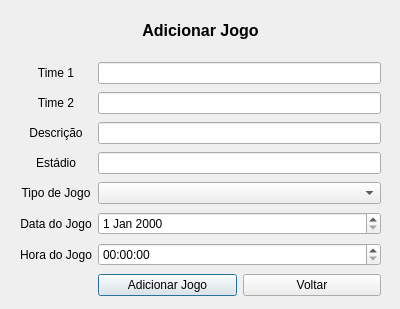
The window that MatchManagerSystem/addgame.ui (luisfcardoso/matchmanagersystem) describes before a commit, drawn with Qt 5.
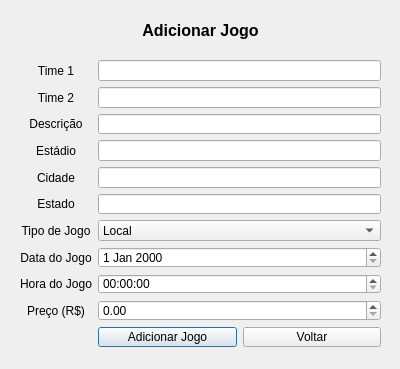
The same window after the commit.

Diff of the .ui file:
```diff
--- a/MatchManagerSystem/addgame.ui
+++ b/MatchManagerSystem/addgame.ui
@@ -7,7 +7,7 @@
     <x>0</x>
     <y>0</y>
     <width>400</width>
-    <height>309</height>
+    <height>369</height>
    </rect>
   </property>
   <property name="windowTitle">
@@ -42,52 +42,78 @@
      <x>20</x>
      <y>60</y>
      <width>361</width>
-     <height>244</height>
+     <height>287</height>
     </rect>
    </property>
    <layout class="QGridLayout" name="gridLayout">
-    <item row="1" column="0">
-     <widget class="QLabel" name="lb_team_2">
-      <property name="text">
-       <string>Time 2</string>
-      </property>
-      <property name="alignment">
-       <set>Qt::AlignCenter</set>
-      </property>
+    <item row="6" column="2">
+     <widget class="QComboBox" name="cb_type">
+      <item>
+       <property name="text">
+        <string>Local</string>
+       </property>
+      </item>
+      <item>
+       <property name="text">
+        <string>Estadual</string>
+       </property>
+      </item>
+      <item>
+       <property name="text">
+        <string>Nacional</string>
+       </property>
+      </item>
+      <item>
+       <property name="text">
+        <string>Internacional</string>
+       </property>
+      </item>
      </widget>
     </item>
-    <item row="1" column="1">
-     <widget class="QLineEdit" name="line_team2"/>
+    <item row="10" column="2">
+     <layout class="QHBoxLayout" name="horizontalLayout_2">
+      <item>
+       <widget class="QPushButton" name="btn_add_game">
+        <property name="text">
+         <string>Adicionar Jogo</string>
+        </property>
+       </widget>
+      </item>
+      <item>
+       <widget class="QPushButton" name="btn_return">
+        <property name="text">
+         <string>Voltar</string>
+        </property>
+       </widget>
+      </item>
+     </layout>
     </item>
-    <item row="0" column="0">
-     <widget class="QLabel" name="lb_team_1">
+    <item row="2" column="2">
+     <widget class="QLineEdit" name="line_description"/>
+    </item>
+    <item row="8" column="2">
+     <widget class="QTimeEdit" name="time_hour"/>
+    </item>
+    <item row="7" column="0">
+     <widget class="QLabel" name="lb_date">
       <property name="text">
-       <string>Time 1</string>
+       <string>Data do Jogo</string>
       </property>
       <property name="alignment">
        <set>Qt::AlignCenter</set>
       </property>
      </widget>
     </item>
-    <item row="0" column="1">
-     <widget class="QLineEdit" name="line_team1"/>
-    </item>
-    <item row="6" column="0">
-     <widget class="QLabel" name="lb_hour">
+    <item row="4" column="0">
+     <widget class="QLabel" name="lb_cidade">
       <property name="text">
-       <string>Hora do Jogo</string>
+       <string>Cidade</string>
       </property>
       <property name="alignment">
        <set>Qt::AlignCenter</set>
       </property>
      </widget>
     </item>
-    <item row="4" column="1">
-     <widget class="QComboBox" name="cb_type"/>
-    </item>
-    <item row="3" column="1">
-     <widget class="QLineEdit" name="line_stadium"/>
-    </item>
     <item row="2" column="0">
      <widget class="QLabel" name="lb_description">
       <property name="text">
@@ -98,15 +124,8 @@
       </property>
      </widget>
     </item>
-    <item row="5" column="0">
-     <widget class="QLabel" name="lb_date">
-      <property name="text">
-       <string>Data do Jogo</string>
-      </property>
-      <property name="alignment">
-       <set>Qt::AlignCenter</set>
-      </property>
-     </widget>
+    <item row="3" column="2">
+     <widget class="QLineEdit" name="line_stadium"/>
     </item>
     <item row="3" column="0">
      <widget class="QLabel" name="lb_stadium">
@@ -118,10 +137,42 @@
       </property>
      </widget>
     </item>
-    <item row="2" column="1">
-     <widget class="QLineEdit" name="line_description"/>
+    <item row="0" column="0">
+     <widget class="QLabel" name="lb_team_1">
+      <property name="text">
+       <string>Time 1</string>
+      </property>
+      <property name="alignment">
+       <set>Qt::AlignCenter</set>
+      </property>
+     </widget>
     </item>
-    <item row="4" column="0">
+    <item row="5" column="0">
+     <widget class="QLabel" name="lb_estado">
+      <property name="text">
+       <string>Estado</string>
+      </property>
+      <property name="alignment">
+       <set>Qt::AlignCenter</set>
+      </property>
+     </widget>
+    </item>
+    <item row="5" column="2">
+     <widget class="QLineEdit" name="line_state"/>
+    </item>
+    <item row="7" column="2">
+     <widget class="QDateEdit" name="date_game"/>
+    </item>
+    <item row="1" column="2">
+     <widget class="QLineEdit" name="line_team2"/>
+    </item>
+    <item row="4" column="2">
+     <widget class="QLineEdit" name="line_city"/>
+    </item>
+    <item row="0" column="2">
+     <widget class="QLineEdit" name="line_team1"/>
+    </item>
+    <item row="6" column="0">
      <widget class="QLabel" name="lb_type_game">
       <property name="text">
        <string>Tipo de Jogo</string>
@@ -131,29 +182,38 @@
       </property>
      </widget>
     </item>
-    <item row="5" column="1">
-     <widget class="QDateEdit" name="date_game"/>
+    <item row="8" column="0">
+     <widget class="QLabel" name="lb_hour">
+      <property name="text">
+       <string>Hora do Jogo</string>
+      </property>
+      <property name="alignment">
+       <set>Qt::AlignCenter</set>
+      </property>
+     </widget>
     </item>
-    <item row="6" column="1">
-     <widget class="QTimeEdit" name="time_hour"/>
+    <item row="1" column="0">
+     <widget class="QLabel" name="lb_team_2">
+      <property name="text">
+       <string>Time 2</string>
+      </property>
+      <property name="alignment">
+       <set>Qt::AlignCenter</set>
+      </property>
+     </widget>
     </item>
-    <item row="7" column="1">
-     <layout class="QHBoxLayout" name="horizontalLayout_2">
-      <item>
-       <widget class="QPushButton" name="btn_add_game">
-        <property name="text">
-         <string>Adicionar Jogo</string>
-        </property>
-       </widget>
-      </item>
-      <item>
-       <widget class="QPushButton" name="btn_return">
-        <property name="text">
-         <string>Voltar</string>
-        </property>
-       </widget>
-      </item>
-     </layout>
+    <item row="9" column="0">
+     <widget class="QLabel" name="lb_price">
+      <property name="text">
+       <string>Preço (R$)</string>
+      </property>
+      <property name="alignment">
+       <set>Qt::AlignCenter</set>
+      </property>
+     </widget>
+    </item>
+    <item row="9" column="2">
+     <widget class="QDoubleSpinBox" name="double_price"/>
     </item>
    </layout>
   </widget>
```
Left out of the diff: 14 changed lines with no effect on the pictures.
